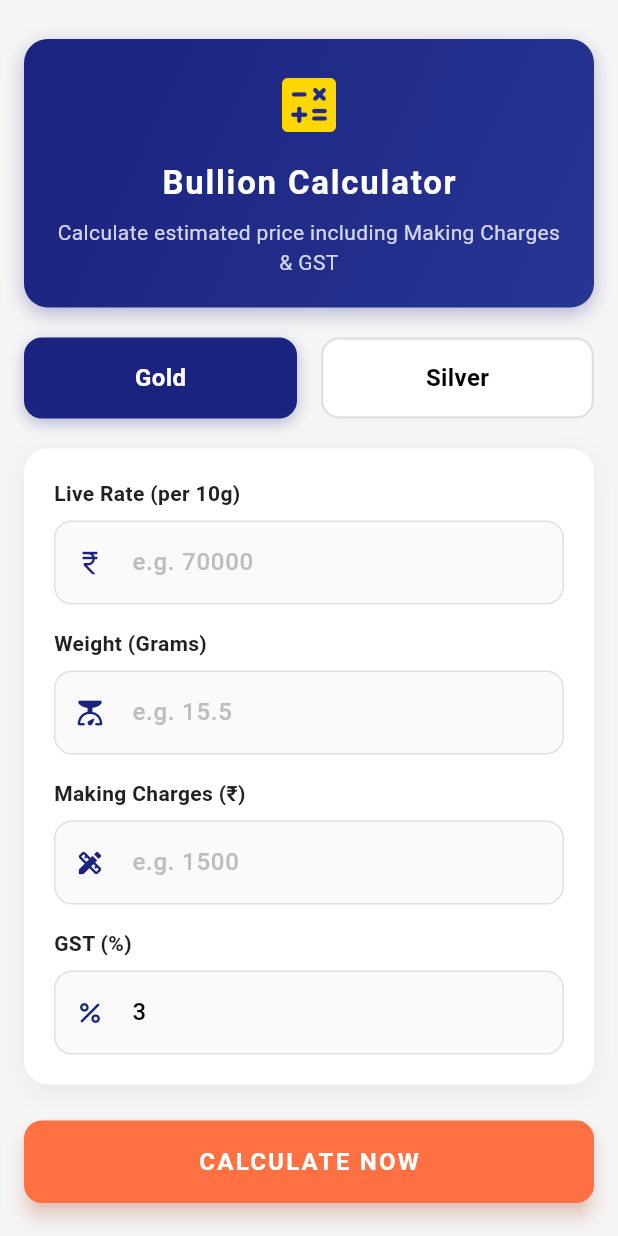
After one commit to deepakyadav-developer/shree_balaji_tunch, a Flutter app: the CalculatorPage screen opened directly, on a phone screen of 412 x 824 dp. The commit adds this screen. Run offline on Flutter 3.47's test engine with Material 3 defaults, Android fonts, the phone set to English and light mode, and no system bars; our stand-ins replace animate_do, cached_network_image, carousel_slider, cloud_firestore, firebase_core, firebase_messaging and 14 more; missing offline and left inert: animated_digit, flutter_notification_channel; accounts and stored records are empty; network calls fail; key blocks and very long unbroken strings in the code were emptied for the run.

Commit message:
Fix Apple Guideline 4.2: Added Calculator feature, updated navigation UI, and added iOS CI/CD workflow

```diff
--- a/lib/screens/base/my_bottomBar.dart
+++ b/lib/screens/base/my_bottomBar.dart
@@ -21,6 +21,7 @@ import '../main_screens/Mcx.dart';
 
 import '../main_screens/gallery.dart';
 import '../main_screens/rate_page.dart';
+import '../main_screens/calculator_page.dart';
 
 class MyBottomBar extends StatefulWidget {
   const MyBottomBar({super.key});
@@ -1226,6 +1227,8 @@ class _MyBottomBarState extends State<MyBottomBar> {
       return Center(child: RatePage());
     } else if (_selectedIndex == 2) {
       return Center(child: Gallery());
+    } else if (_selectedIndex == 3) {
+      return Center(child: CalculatorPage());
     } else {
       return Container();
     }
@@ -1275,8 +1278,16 @@ class _MyBottomBarState extends State<MyBottomBar> {
                     label: 'contact_us'.tr,
                     index: 0,
                   ),
-                  // Center Floating Button
-                  _buildCenterButton(),
+                  _buildNavItem(
+                    icon: Icons.calculate_rounded,
+                    label: 'Calculator',
+                    index: 3,
+                  ),
+                  _buildNavItem(
+                    icon: Icons.bar_chart_rounded,
+                    label: 'live_bhaw'.tr,
+                    index: 1,
+                  ),
                   _buildNavItem(
                     icon: Icons.photo_library_rounded,
                     label: 'gallery'.tr,
@@ -1493,7 +1504,7 @@ class _MyBottomBarState extends State<MyBottomBar> {
             mainAxisAlignment: MainAxisAlignment.center,
             children: [
               Icon(
-                Icons.bar_chart_rounded,
+                Icons.trending_up_rounded,
                 color: isSelected ? app_info.whiteColor : app_info.primaryColor,
                 size: 32,
               ),
--- /dev/null
+++ b/lib/screens/main_screens/calculator_page.dart
@@ -0,0 +1,369 @@
+import 'package:flutter/material.dart';
+import 'package:get/get.dart';
+import '../../constant/app_info.dart' as app_info;
+
+class CalculatorPage extends StatefulWidget {
+  const CalculatorPage({super.key});
+
+  @override
+  State<CalculatorPage> createState() => _CalculatorPageState();
+}
+
+class _CalculatorPageState extends State<CalculatorPage> {
+  final TextEditingController weightController = TextEditingController();
+  final TextEditingController rateController = TextEditingController();
+  final TextEditingController makingChargeController = TextEditingController();
+  final TextEditingController gstController = TextEditingController(text: '3');
+
+  String metalType = 'Gold';
+  String purity = '24K';
+
+  double totalEstimatedPrice = 0.0;
+
+  void _calculatePrice() {
+    double weight = double.tryParse(weightController.text) ?? 0.0;
+    double ratePer10g = double.tryParse(rateController.text) ?? 0.0;
+    double makingCharge = double.tryParse(makingChargeController.text) ?? 0.0;
+    double gstPercent = double.tryParse(gstController.text) ?? 0.0;
+
+    double baseRatePerGram = ratePer10g / 10.0;
+    double metalValue = baseRatePerGram * weight;
+    double totalWithMaking = metalValue + makingCharge;
+    double gstAmount = (totalWithMaking * gstPercent) / 100;
+
+    setState(() {
+      totalEstimatedPrice = totalWithMaking + gstAmount;
+    });
+
+    // Hide keyboard
+    FocusScope.of(context).unfocus();
+  }
+
+  @override
+  Widget build(BuildContext context) {
+    return Scaffold(
+      backgroundColor: app_info.lightBgColor,
+      body: SingleChildScrollView(
+        padding: const EdgeInsets.all(16.0),
+        child: Column(
+          crossAxisAlignment: CrossAxisAlignment.stretch,
+          children: [
+            const SizedBox(height: 10),
+            _buildHeader(),
+            const SizedBox(height: 20),
+            _buildMetalSelector(),
+            const SizedBox(height: 20),
+            _buildInputFields(),
+            const SizedBox(height: 24),
+            _buildCalculateButton(),
+            const SizedBox(height: 24),
+            _buildResultCard(),
+            const SizedBox(height: 40),
+          ],
+        ),
+      ),
+    );
+  }
+
+  Widget _buildHeader() {
+    return Container(
+      padding: const EdgeInsets.all(20),
+      decoration: BoxDecoration(
+        gradient: LinearGradient(
+          colors: [app_info.primaryColor, app_info.primaryLightColor],
+          begin: Alignment.topLeft,
+          end: Alignment.bottomRight,
+        ),
+        borderRadius: BorderRadius.circular(16),
+        boxShadow: [
+          BoxShadow(
+            color: app_info.primaryColor.withOpacity(0.3),
+            blurRadius: 10,
+            offset: const Offset(0, 4),
+          ),
+        ],
+      ),
+      child: Column(
+        children: [
+          Icon(Icons.calculate_rounded, color: app_info.goldColor, size: 48),
+          const SizedBox(height: 12),
+          Text(
+            'Bullion Calculator',
+            style: TextStyle(
+              color: app_info.whiteColor,
+              fontSize: 22,
+              fontWeight: FontWeight.bold,
+              letterSpacing: 1.2,
+            ),
+          ),
+          const SizedBox(height: 8),
+          Text(
+            'Calculate estimated price including Making Charges & GST',
+            textAlign: TextAlign.center,
+            style: TextStyle(
+              color: app_info.whiteColor.withOpacity(0.8),
+              fontSize: 14,
+            ),
+          ),
+        ],
+      ),
+    );
+  }
+
+  Widget _buildMetalSelector() {
+    return Row(
+      children: [
+        Expanded(
+          child: _metalButton('Gold', 'Gold'),
+        ),
+        const SizedBox(width: 16),
+        Expanded(
+          child: _metalButton('Silver', 'Silver'),
+        ),
+      ],
+    );
+  }
+
+  Widget _metalButton(String title, String value) {
+    bool isSelected = metalType == value;
+    return GestureDetector(
+      onTap: () {
+        setState(() {
+          metalType = value;
+          purity = value == 'Gold' ? '24K' : '999';
+        });
+      },
+      child: AnimatedContainer(
+        duration: const Duration(milliseconds: 300),
+        padding: const EdgeInsets.symmetric(vertical: 14),
+        decoration: BoxDecoration(
+          color: isSelected ? app_info.primaryColor : app_info.whiteColor,
+          borderRadius: BorderRadius.circular(12),
+          border: Border.all(
+            color: isSelected ? app_info.primaryColor : Colors.grey.shade300,
+            width: 1.5,
+          ),
+          boxShadow: isSelected
+              ? [
+                  BoxShadow(
+                    color: app_info.primaryColor.withOpacity(0.3),
+                    blurRadius: 8,
+                    offset: const Offset(0, 3),
+                  )
+                ]
+              : [],
+        ),
+        child: Center(
+          child: Text(
+            title,
+            style: TextStyle(
+              color: isSelected ? app_info.whiteColor : app_info.textColor,
+              fontSize: 16,
+              fontWeight: FontWeight.bold,
+            ),
+          ),
+        ),
+      ),
+    );
+  }
+
+  Widget _buildInputFields() {
+    return Container(
+      padding: const EdgeInsets.all(20),
+      decoration: BoxDecoration(
+        color: app_info.whiteColor,
+        borderRadius: BorderRadius.circular(16),
+        boxShadow: [
+          BoxShadow(
+            color: Colors.black.withOpacity(0.05),
+            blurRadius: 15,
+            offset: const Offset(0, 5),
+          ),
+        ],
+      ),
+      child: Column(
+        children: [
+          _buildTextField(
+            label: 'Live Rate (per 10g)',
+            controller: rateController,
+            icon: Icons.currency_rupee,
+            hint: 'e.g. 70000',
+          ),
+          const SizedBox(height: 16),
+          _buildTextField(
+            label: 'Weight (Grams)',
+            controller: weightController,
+            icon: Icons.scale_rounded,
+            hint: 'e.g. 15.5',
+          ),
+          const SizedBox(height: 16),
+          _buildTextField(
+            label: 'Making Charges (₹)',
+            controller: makingChargeController,
+            icon: Icons.design_services_rounded,
+            hint: 'e.g. 1500',
+          ),
+          const SizedBox(height: 16),
+          _buildTextField(
+            label: 'GST (%)',
+            controller: gstController,
+            icon: Icons.percent_rounded,
+            hint: '3',
+          ),
+        ],
+      ),
+    );
+  }
+
+  Widget _buildTextField({
+    required String label,
+    required TextEditingController controller,
+    required IconData icon,
+    required String hint,
+  }) {
+    return Column(
+      crossAxisAlignment: CrossAxisAlignment.start,
+      children: [
+        Text(
+          label,
+          style: TextStyle(
+            color: app_info.textDarkColor,
+            fontSize: 14,
+            fontWeight: FontWeight.w600,
+          ),
+        ),
+        const SizedBox(height: 8),
+        TextField(
+          controller: controller,
+          keyboardType: const TextInputType.numberWithOptions(decimal: true),
+          style: TextStyle(
+            color: app_info.textColor,
+            fontSize: 16,
+            fontWeight: FontWeight.w500,
+          ),
+          decoration: InputDecoration(
+            hintText: hint,
+            hintStyle: TextStyle(color: Colors.grey.shade400),
+            prefixIcon: Icon(icon, color: app_info.primaryColor, size: 20),
+            filled: true,
+            fillColor: Colors.grey.shade50,
+            contentPadding: const EdgeInsets.symmetric(vertical: 16, horizontal: 16),
+            border: OutlineInputBorder(
+              borderRadius: BorderRadius.circular(12),
+              borderSide: BorderSide(color: Colors.grey.shade300),
+            ),
+            enabledBorder: OutlineInputBorder(
+              borderRadius: BorderRadius.circular(12),
+              borderSide: BorderSide(color: Colors.grey.shade300),
+            ),
+            focusedBorder: OutlineInputBorder(
+              borderRadius: BorderRadius.circular(12),
+              borderSide: BorderSide(color: app_info.primaryColor, width: 2),
+            ),
+          ),
+        ),
+      ],
+    );
+  }
+
+  Widget _buildCalculateButton() {
+    return ElevatedButton(
+      onPressed: _calculatePrice,
+      style: ElevatedButton.styleFrom(
+        backgroundColor: app_info.orangeColor,
+        padding: const EdgeInsets.symmetric(vertical: 16),
+        shape: RoundedRectangleBorder(
+          borderRadius: BorderRadius.circular(12),
+        ),
+        elevation: 5,
+        shadowColor: app_info.orangeColor.withOpacity(0.5),
+      ),
+      child: Text(
+        'CALCULATE NOW',
+        style: TextStyle(
+          color: app_info.whiteColor,
+          fontSize: 16,
+          fontWeight: FontWeight.bold,
+          letterSpacing: 1.5,
+        ),
+      ),
+    );
+  }
+
+  Widget _buildResultCard() {
+    if (totalEstimatedPrice <= 0) return const SizedBox.shrink();
+
+    return Container(
+      padding: const EdgeInsets.all(24),
+      decoration: BoxDecoration(
+        gradient: LinearGradient(
+          colors: [
+            app_info.primaryDarkColor,
+            app_info.primaryColor,
+          ],
+          begin: Alignment.bottomLeft,
+          end: Alignment.topRight,
+        ),
+        borderRadius: BorderRadius.circular(16),
+        boxShadow: [
+          BoxShadow(
+            color: app_info.primaryDarkColor.withOpacity(0.4),
+            blurRadius: 15,
+            offset: const Offset(0, 6),
+          ),
+        ],
+      ),
+      child: Column(
+        children: [
+          Text(
+            'Total Estimated Price',
+            style: TextStyle(
+              color: app_info.whiteColor.withOpacity(0.9),
+              fontSize: 14,
+              fontWeight: FontWeight.w500,
+              letterSpacing: 1.0,
+            ),
+          ),
+          const SizedBox(height: 12),
+          Row(
+            mainAxisAlignment: MainAxisAlignment.center,
+            crossAxisAlignment: CrossAxisAlignment.start,
+            children: [
+              Text(
+                '₹ ',
+                style: TextStyle(
+                  color: app_info.goldColor,
+                  fontSize: 24,
+                  fontWeight: FontWeight.bold,
+                ),
+              ),
+              Text(
+                totalEstimatedPrice.toStringAsFixed(2),
+                style: TextStyle(
+                  color: app_info.goldColor,
+                  fontSize: 36,
+                  fontWeight: FontWeight.bold,
+                  shadows: [
+                    Shadow(
+                      color: app_info.goldColor.withOpacity(0.4),
+                      blurRadius: 10,
+                    ),
+                  ],
+                ),
+              ),
+            ],
+          ),
+          const SizedBox(height: 8),
+          Text(
+            '(Includes Weight, Making Charges & GST)',
+            style: TextStyle(
+              color: app_info.whiteColor.withOpacity(0.6),
+              fontSize: 11,
+              fontStyle: FontStyle.italic,
+            ),
+          ),
+        ],
+      ),
+    );
+  }
+}
```
Also changed, not shown: 4 other files.
